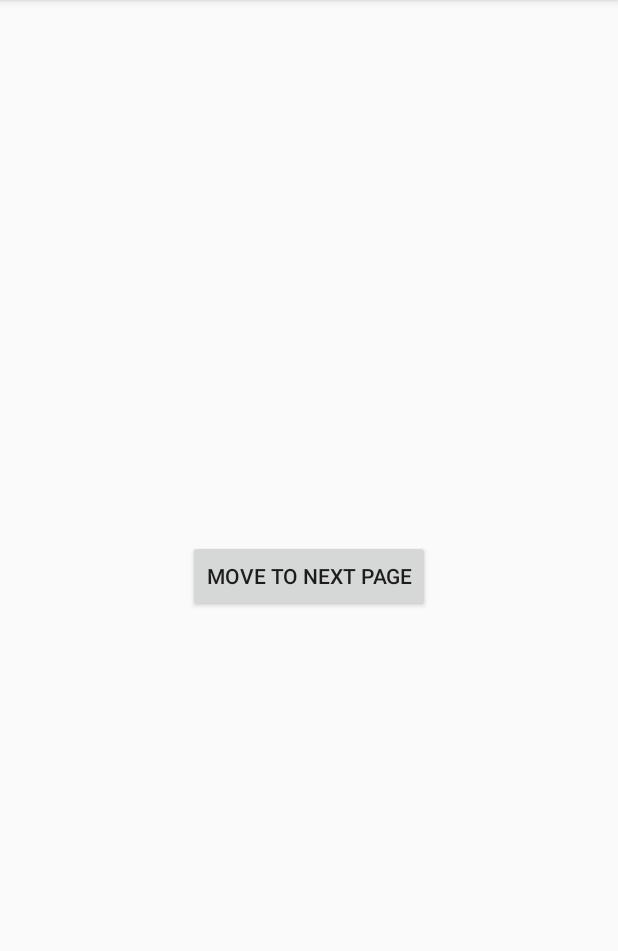
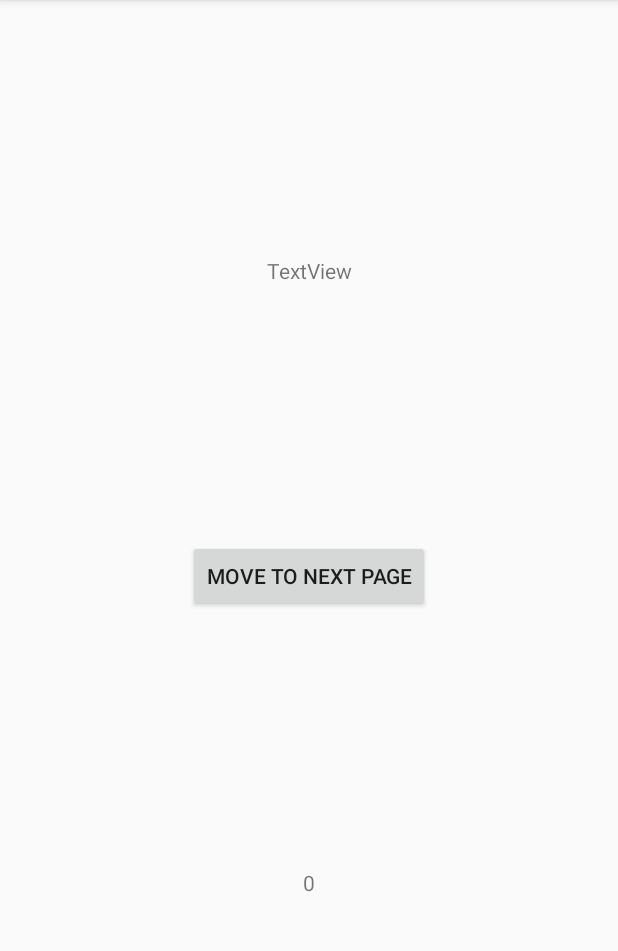
Before and after one commit to e10dokup/kosen10s-sample, an Android app: the screen it shows after launch (MainActivity), on a phone screen of 412 x 824 dp, the part 84-1035 px from its top. Run offline under Robolectric (Android 15) with nearby library versions, the phone set to English and light mode, and no system bars.

Commit message:
Detect moving device

```diff
--- a/app/src/main/java/net/kosen10s/example/view/screen/main/MainActivity.kt
+++ b/app/src/main/java/net/kosen10s/example/view/screen/main/MainActivity.kt
@@ -1,12 +1,23 @@
 package net.kosen10s.example.view.screen.main
 
+import android.content.Context
+import android.hardware.Sensor
+import android.hardware.SensorEvent
+import android.hardware.SensorEventListener
+import android.hardware.SensorManager
 import android.os.Bundle
 import android.support.v7.app.AppCompatActivity
 import kotlinx.android.synthetic.main.activity_main.*
 import net.kosen10s.example.R
 import net.kosen10s.example.presenter.MainActivityPresenter
 
-class MainActivity : AppCompatActivity() {
+class MainActivity : AppCompatActivity(), SensorEventListener {
+
+    private lateinit var sensorManager: SensorManager
+
+    companion object {
+        const val MOVE_THRESHOLD = 10 * 10 + 10 * 10
+    }
 
     private val presenter by lazy {
         MainActivityPresenter(this)
@@ -19,5 +30,46 @@ class MainActivity : AppCompatActivity() {
         start_button.setOnClickListener {
             presenter.onClickStartButton()
         }
+
+        sensorManager = this.getSystemService(Context.SENSOR_SERVICE) as SensorManager
+    }
+
+
+    override fun onResume() {
+        super.onResume()
+        // Listenerの登録
+        val accel : Sensor = sensorManager.getDefaultSensor(Sensor.TYPE_ACCELEROMETER)
+
+        sensorManager.registerListener(this as SensorEventListener, accel, SensorManager.SENSOR_DELAY_NORMAL)
+    }
+
+    override fun onPause() {
+        super.onPause()
+        sensorManager.unregisterListener(this as SensorEventListener)
+    }
+
+    override fun onSensorChanged(event: SensorEvent) {
+        val sensorX: Float
+        val sensorY: Float
+        val sensorZ: Float
+
+        if (event.sensor.type == Sensor.TYPE_ACCELEROMETER) {
+            sensorX = event.values[0]
+            sensorY = event.values[1]
+            sensorZ = event.values[2]
+
+            textView.text = "$sensorX\n$sensorY\n$sensorZ"
+
+            val v = sensorX * sensorX + sensorY * sensorY + sensorZ * sensorZ
+
+            if (v > MOVE_THRESHOLD) {
+                presenter.countup()
+                points.text = presenter.count().toString()
+            }
+        }
+    }
+
+    override fun onAccuracyChanged(sensor: Sensor?, accuracy: Int) {
+
     }
 }
--- a/app/src/main/res/layout/activity_main.xml
+++ b/app/src/main/res/layout/activity_main.xml
@@ -16,4 +16,32 @@
         app:layout_constraintRight_toRightOf="parent"
         app:layout_constraintTop_toTopOf="parent" />
 
+    <TextView
+        android:id="@+id/textView"
+        android:layout_width="wrap_content"
+        android:layout_height="wrap_content"
+        android:layout_marginBottom="8dp"
+        android:layout_marginEnd="8dp"
+        android:layout_marginStart="8dp"
+        android:layout_marginTop="8dp"
+        android:text="TextView"
+        app:layout_constraintBottom_toTopOf="@+id/start_button"
+        app:layout_constraintEnd_toEndOf="parent"
+        app:layout_constraintStart_toStartOf="parent"
+        app:layout_constraintTop_toTopOf="parent" />
+
+    <TextView
+        android:id="@+id/points"
+        android:layout_width="wrap_content"
+        android:layout_height="wrap_content"
+        android:layout_marginBottom="8dp"
+        android:layout_marginEnd="8dp"
+        android:layout_marginStart="8dp"
+        android:layout_marginTop="8dp"
+        android:text="0"
+        app:layout_constraintBottom_toBottomOf="parent"
+        app:layout_constraintEnd_toEndOf="parent"
+        app:layout_constraintStart_toStartOf="parent"
+        app:layout_constraintTop_toBottomOf="@+id/start_button" />
+
 </android.support.constraint.ConstraintLayout>
```
Also changed, not shown: app/src/main/java/net/kosen10s/MainApplication.kt (+6 -3 lines), app/src/main/java/net/kosen10s/example/presenter/MainActivityPresenter.kt (+9 -0 lines).
